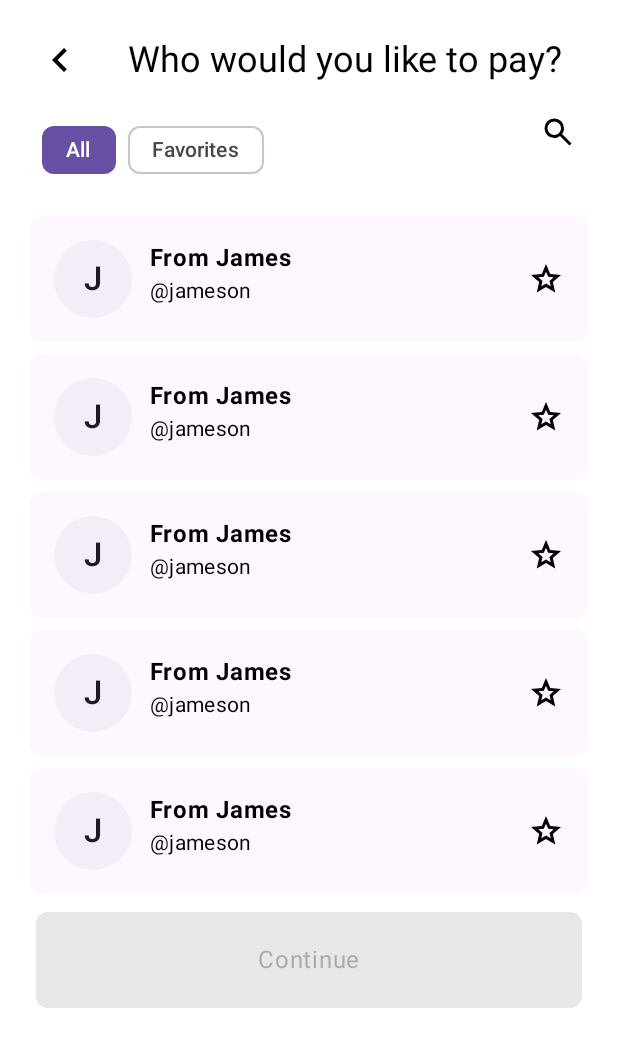
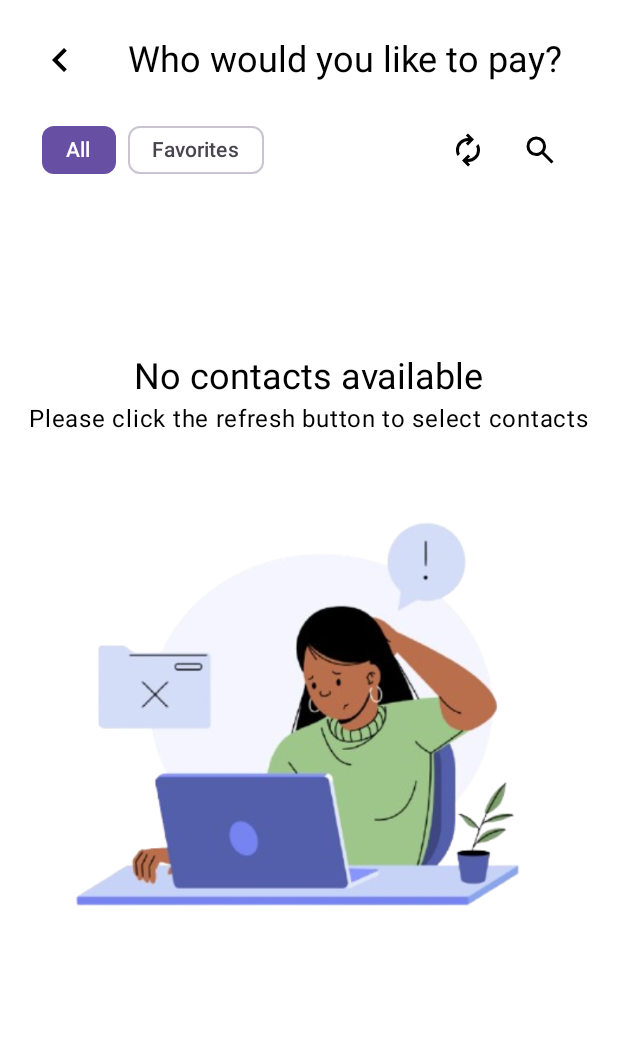
Before and after one commit to tapgopay/tap_gopay_mobile, an Android app built with Jetpack Compose: the @Preview function PreviewSelectPaymentRecipient, on a phone screen of 412 x 824 dp. Shown: the top 1047 px of the screen. Run offline under Robolectric (Android 15) with nearby library versions, the phone set to English and light mode, and no system bars.

Commit message:
Linked PaymentFlow UI to its own ViewModel

```diff
--- a/app/src/main/AndroidManifest.xml
+++ b/app/src/main/AndroidManifest.xml
@@ -4,7 +4,7 @@
 
     <uses-permission android:name="android.permission.INTERNET" />
     <uses-permission android:name="android.permission.ACCESS_NETWORK_STATE" />
-
+    <uses-permission android:name="android.permission.READ_CONTACTS" />
     <application
         android:allowBackup="true"
         android:dataExtractionRules="@xml/data_extraction_rules"
--- /dev/null
+++ b/app/src/main/java/com/example/tapgopay/data/Contact.kt
@@ -0,0 +1,3 @@
+package com.example.tapgopay.data
+
+data class Contact(val name: String, val number: String)
--- a/app/src/main/java/com/example/tapgopay/screens/widgets/ContactCard.kt
+++ b/app/src/main/java/com/example/tapgopay/screens/widgets/ContactCard.kt
@@ -23,14 +23,18 @@ import androidx.compose.ui.text.font.FontWeight
 import androidx.compose.ui.tooling.preview.Preview
 import androidx.compose.ui.unit.dp
 import com.example.tapgopay.R
+import com.example.tapgopay.data.Contact
 
 @Composable
 fun ContactCard(
+    contact: Contact,
     isSelected: Boolean = false,
     onSelect: () -> Unit,
 ) {
-    val containerColor = if(isSelected) MaterialTheme.colorScheme.primary else MaterialTheme.colorScheme.surface
-    val contentColor = if(isSelected) MaterialTheme.colorScheme.onPrimary else MaterialTheme.colorScheme.scrim
+    val containerColor =
+        if (isSelected) MaterialTheme.colorScheme.primary else MaterialTheme.colorScheme.surface
+    val contentColor =
+        if (isSelected) MaterialTheme.colorScheme.onPrimary else MaterialTheme.colorScheme.scrim
 
     Card(
         colors = CardDefaults.cardColors().copy(
@@ -60,7 +64,7 @@ fun ContactCard(
                     contentAlignment = Alignment.Center,
                 ) {
                     Text(
-                        "J",
+                        contact.name.first().uppercase(),
                         style = MaterialTheme.typography.titleLarge.copy(
                             fontWeight = FontWeight.SemiBold,
                         ),
@@ -69,14 +73,14 @@ fun ContactCard(
 
                 Column {
                     Text(
-                        "From James",
+                        contact.name,
                         style = MaterialTheme.typography.bodyLarge.copy(
                             fontWeight = FontWeight.Bold,
                         ),
                         color = contentColor,
                     )
                     Text(
-                        "@jameson",
+                        "@${contact.name.lowercase().replace(" ", "")}",
                         style = MaterialTheme.typography.bodyMedium,
                         color = contentColor,
                     )
@@ -97,6 +101,7 @@ fun ContactCard(
 fun PreviewContactCard() {
     MaterialTheme {
         ContactCard(
+            contact = Contact(name = "John Doe", number = "123456789"),
             isSelected = true,
             onSelect = {},
         )
--- a/app/src/main/java/com/example/tapgopay/screens/widgets/payment_flow/SelectPaymentRecipient.kt
+++ b/app/src/main/java/com/example/tapgopay/screens/widgets/payment_flow/SelectPaymentRecipient.kt
@@ -1,43 +1,53 @@
 package com.example.tapgopay.screens.widgets.payment_flow
 
+import android.Manifest
+import android.content.pm.PackageManager
+import android.widget.Toast
+import androidx.activity.compose.rememberLauncherForActivityResult
+import androidx.activity.result.contract.ActivityResultContracts
+import androidx.compose.foundation.Image
 import androidx.compose.foundation.layout.Arrangement
 import androidx.compose.foundation.layout.Column
 import androidx.compose.foundation.layout.Row
 import androidx.compose.foundation.layout.fillMaxSize
 import androidx.compose.foundation.layout.fillMaxWidth
 import androidx.compose.foundation.layout.padding
-import androidx.compose.foundation.rememberScrollState
-import androidx.compose.foundation.shape.RoundedCornerShape
-import androidx.compose.foundation.verticalScroll
-import androidx.compose.material3.ButtonDefaults
-import androidx.compose.material3.ElevatedButton
+import androidx.compose.foundation.layout.size
+import androidx.compose.foundation.lazy.LazyColumn
 import androidx.compose.material3.FilterChip
 import androidx.compose.material3.FilterChipDefaults
 import androidx.compose.material3.Icon
+import androidx.compose.material3.IconButton
 import androidx.compose.material3.MaterialTheme
 import androidx.compose.material3.Text
 import androidx.compose.runtime.Composable
 import androidx.compose.runtime.getValue
-import androidx.compose.runtime.mutableIntStateOf
 import androidx.compose.runtime.mutableStateOf
 import androidx.compose.runtime.remember
 import androidx.compose.runtime.setValue
+import androidx.compose.ui.Alignment
 import androidx.compose.ui.Modifier
+import androidx.compose.ui.platform.LocalContext
 import androidx.compose.ui.res.painterResource
 import androidx.compose.ui.tooling.preview.Devices
 import androidx.compose.ui.tooling.preview.Preview
 import androidx.compose.ui.unit.dp
+import androidx.core.content.ContextCompat
+import androidx.lifecycle.viewmodel.compose.viewModel
 import com.example.tapgopay.R
+import com.example.tapgopay.data.PaymentViewModel
 import com.example.tapgopay.screens.widgets.ContactCard
 
 @Composable
 fun SelectPaymentRecipient(
     prev: () -> Unit,
     next: () -> Unit,
+    paymentViewModel: PaymentViewModel,
 ) {
     Column(
         verticalArrangement = Arrangement.spacedBy(12.dp),
-        modifier = Modifier.fillMaxSize()
+        modifier = Modifier
+            .fillMaxSize()
             .padding(16.dp),
     ) {
         PaymentFlowNavbar(
@@ -45,12 +55,13 @@ fun SelectPaymentRecipient(
             prev = prev,
         )
 
-        // Filter by All or Favorites
+        val context = LocalContext.current
         var filter by remember { mutableStateOf("all") }
 
         Row(
             horizontalArrangement = Arrangement.SpaceBetween,
-            modifier = Modifier.fillMaxWidth()
+            modifier = Modifier
+                .fillMaxWidth()
                 .padding(horizontal = 12.dp),
         ) {
             Row(
@@ -62,7 +73,7 @@ fun SelectPaymentRecipient(
                         Text("All")
                     },
                     selected = filter == "all",
-                    colors = FilterChipDefaults. filterChipColors().copy(
+                    colors = FilterChipDefaults.filterChipColors().copy(
                         selectedContainerColor = MaterialTheme.colorScheme.primary,
                         selectedLabelColor = MaterialTheme.colorScheme.onPrimary,
                     )
@@ -74,53 +85,118 @@ fun SelectPaymentRecipient(
                         Text("Favorites")
                     },
                     selected = filter == "favorites",
-                    colors = FilterChipDefaults. filterChipColors().copy(
+                    colors = FilterChipDefaults.filterChipColors().copy(
                         selectedContainerColor = MaterialTheme.colorScheme.primary,
                         selectedLabelColor = MaterialTheme.colorScheme.onPrimary,
                     )
                 )
             }
 
+            val launcher = rememberLauncherForActivityResult(
+                ActivityResultContracts.RequestPermission()
+            ) { isGranted: Boolean ->
+                if (isGranted) {
+                    paymentViewModel.getContacts(context)
+
+                } else {
+                    // permission denied
+                    Toast.makeText(
+                        context,
+                        "Read contacts permission is required for this feature to be available",
+                        Toast.LENGTH_LONG
+                    ).show()
+                }
+            }
+
+            Row() {
+                IconButton(
+                    onClick = {
+                        // check permission to read contacts
+                        val perm = ContextCompat.checkSelfPermission(
+                            context, Manifest.permission.READ_CONTACTS,
+                        )
+
+                        when (perm) {
+                            PackageManager.PERMISSION_GRANTED -> {
+                                // do some work that requires permission
+                                paymentViewModel.getContacts(context)
+                            }
+
+                            else -> {
+                                // asking for permission
+                                launcher.launch(Manifest.permission.READ_CONTACTS)
+                            }
+                        }
+                    },
+                ) {
+                    Icon(
+                        painter = painterResource(R.drawable.autorenew_24dp),
+                        contentDescription = "Refresh contacts",
+                    )
+                }
+
+                IconButton(
+                    onClick = {
+                        Toast.makeText(context, "Not Yet Implemented", Toast.LENGTH_LONG)
+                            .show()
+                    },
+                ) {
                     Icon(
                         painter = painterResource(R.drawable.search_24dp),
                         contentDescription = "Search contacts",
                     )
                 }
+            }
+        }
 
         // Contact list
-        val scrollState = rememberScrollState()
-        var selectedContact by remember { mutableIntStateOf(-1) }
+        val contactList = paymentViewModel.contactList
 
+        if (contactList.isEmpty()) {
             Column(
+                verticalArrangement = Arrangement.Center,
+                horizontalAlignment = Alignment.CenterHorizontally,
                 modifier = Modifier
                     .padding(vertical = 4.dp)
-                .verticalScroll(scrollState)
+                    .fillMaxSize(),
             ) {
-            repeat(5) { index ->
+                Text(
+                    "No contacts available",
+                    style = MaterialTheme.typography.headlineSmall,
+                )
+
+                Text(
+                    "Please click the refresh button to select contacts",
+                    style = MaterialTheme.typography.bodyLarge,
+                )
+
+                Image(
+                    painter = painterResource(R.drawable.no_content_found),
+                    contentDescription = "No contacts available",
+                    modifier = Modifier.size(418.dp),
+                )
+
+            }
+        } else {
+            LazyColumn(
+                modifier = Modifier
+                    .padding(vertical = 4.dp)
+            ) {
+                items(
+                    count = contactList.size,
+                ) { index ->
+                    val contact = contactList[index]
+                    val selectedContact = paymentViewModel.selectedContact
+
                     ContactCard(
-                    isSelected = selectedContact == index,
+                        contact = contact,
+                        isSelected = selectedContact == contact,
                         onSelect = {
-                        selectedContact = index
+                            paymentViewModel.selectContact(contact)
+                            next()
                         }
                     )
                 }
-
-            ElevatedButton(
-                onClick = next,
-                modifier = Modifier.fillMaxWidth()
-                    .padding(8.dp),
-                enabled = selectedContact != -1,
-                colors = ButtonDefaults.elevatedButtonColors().copy(
-                    containerColor = MaterialTheme.colorScheme.primary,
-                    contentColor = MaterialTheme.colorScheme.onPrimary,
-                ),
-                shape = RoundedCornerShape(8.dp),
-            ) {
-                Text(
-                    "Continue",
-                    style = MaterialTheme.typography.bodyLarge,
-                    modifier = Modifier.padding(vertical = 12.dp),
-                )
             }
         }
     }
@@ -132,7 +208,8 @@ fun PreviewSelectPaymentRecipient() {
     MaterialTheme() {
         SelectPaymentRecipient(
             prev = {},
-            next = {}
+            next = {},
+            paymentViewModel = viewModel(),
         )
     }
 }
--- /dev/null
+++ b/app/src/main/res/drawable/autorenew_24dp.xml
@@ -0,0 +1,9 @@
+<vector xmlns:android="http://schemas.android.com/apk/res/android"
+    android:width="24dp"
+    android:height="24dp"
+    android:viewportWidth="960"
+    android:viewportHeight="960">
+  <path
+      android:pathData="M204,642q-22,-38 -33,-78t-11,-82q0,-134 93,-228t227,-94h7l-64,-64 56,-56 160,160 -160,160 -56,-56 64,-64h-7q-100,0 -170,70.5T240,482q0,26 6,51t18,49l-60,60ZM481,920 L321,760l160,-160 56,56 -64,64h7q100,0 170,-70.5T720,478q0,-26 -6,-51t-18,-49l60,-60q22,38 33,78t11,82q0,134 -93,228t-227,94h-7l64,64 -56,56Z"
+      android:fillColor="#000000"/>
+</vector>
```
Also changed, not shown: app/src/main/java/com/example/tapgopay/data/PaymentViewModel.kt (added, +95 -0 lines), app/src/main/java/com/example/tapgopay/screens/widgets/Avatar.kt (+6 -3 lines), app/src/main/java/com/example/tapgopay/screens/widgets/payment_flow/EnterPaymentAmount.kt (+35 -33 lines), app/src/main/java/com/example/tapgopay/screens/widgets/payment_flow/PaymentConfirmation.kt (+41 -9 lines), app/src/main/java/com/example/tapgopay/screens/widgets/payment_flow/PaymentFlow.kt (+13 -4 lines), app/src/main/res/drawable/lock_24dp_5f6368_fill0_wght400_grad0_opsz24.xml (deleted, +0 -9 lines), app/src/main/res/drawable/mail_24dp_5f6368_fill0_wght400_grad0_opsz24.xml (deleted, +0 -9 lines), app/src/main/res/drawable/no_content_found.png (added). Lines whose indentation alone changed are shown as unchanged.
